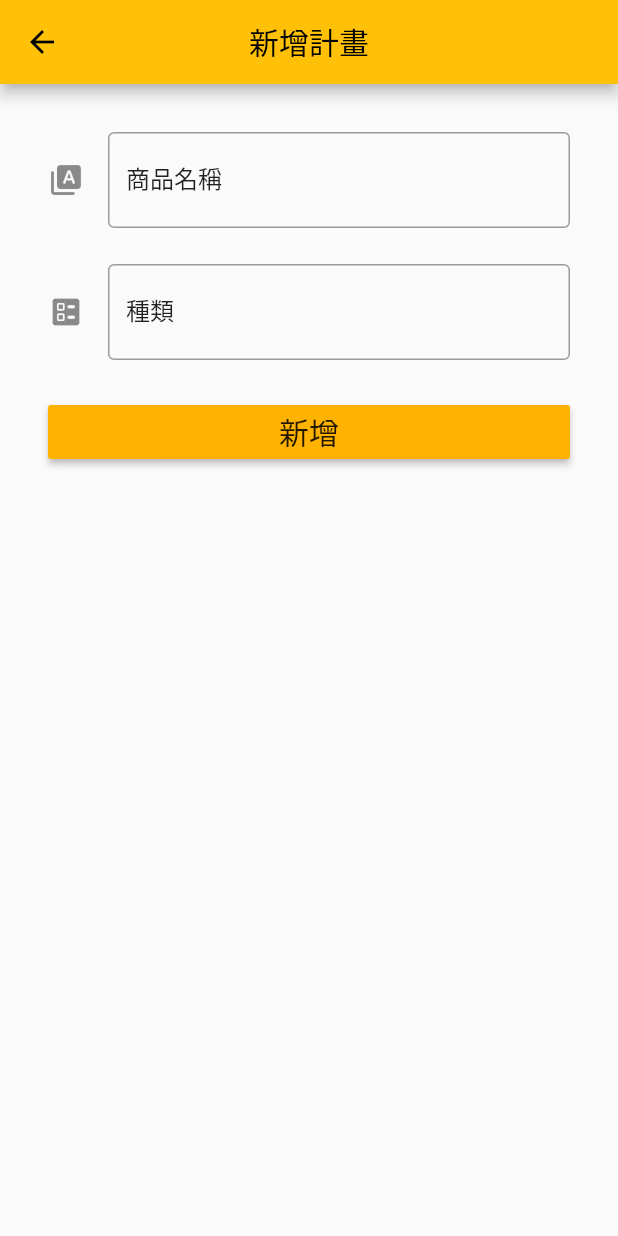
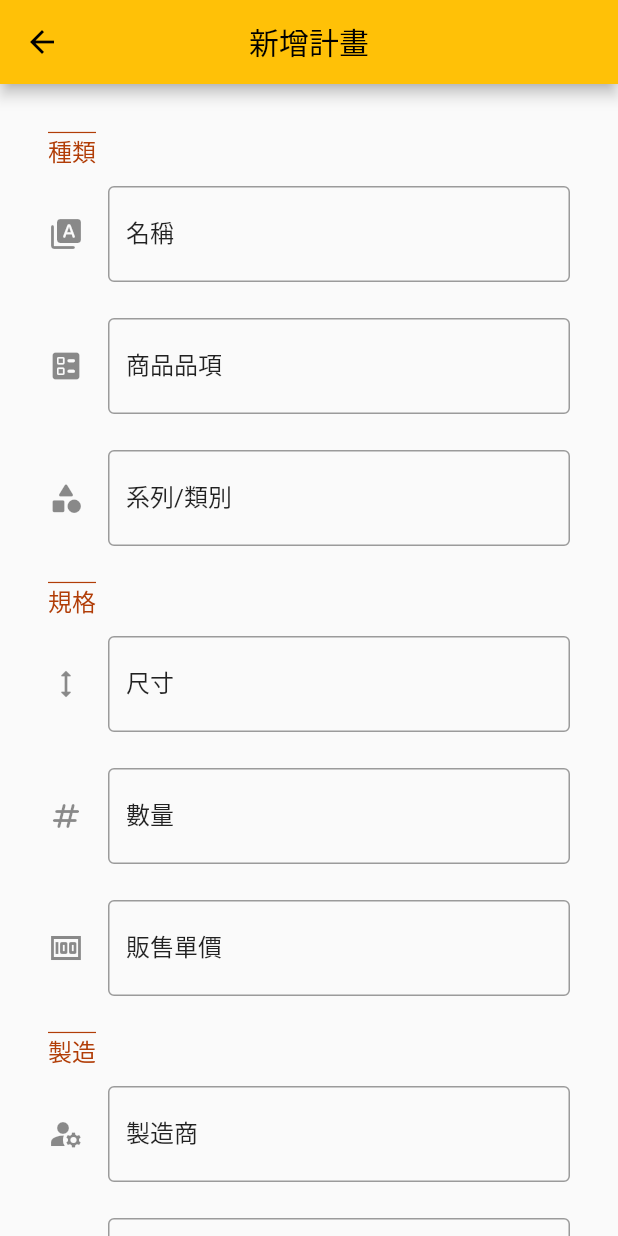
Before and after one commit to RavenCheng1120/flutter-App-Warehouse, a Flutter app: the AddPlan screen opened directly, on a phone screen of 412 x 824 dp. Run offline on Flutter 3.47's test engine with Material 2 defaults, Android fonts, the phone set to English and light mode, and no system bars; our stand-ins replace sqflite; accounts and stored records are empty.

Commit message:
complete add plan to sqflite, ready for display plan

```diff
--- a/lib/pages/add_plan.dart
+++ b/lib/pages/add_plan.dart
@@ -1,4 +1,5 @@
 import 'package:flutter/material.dart';
+import 'package:flutter/services.dart';
 
 import '../db/warehouse_database.dart';
 import '../model/plan_model.dart';
@@ -12,19 +13,25 @@ class AddPlan extends StatefulWidget {
 
 class _AddPlanState extends State<AddPlan> {
   TextEditingController productNameControl = TextEditingController();
-  String productTypeInput = "預設";
+  TextEditingController productTypeControl = TextEditingController();
+  TextEditingController categoryControl = TextEditingController();
+  TextEditingController sizeControl = TextEditingController();
+  TextEditingController numberControl = TextEditingController();
+  TextEditingController totalCostControl = TextEditingController();
+  TextEditingController pricingControl = TextEditingController();
+  TextEditingController manufacturerControl = TextEditingController();
   final _formKey = GlobalKey<FormState>();
 
   Future submitAddPlan() async {
     final note = PlanModel(
-      productType: "type",
-      category: "cate",
-      productName: "name",
-      size: "size",
-      number: 10,
-      totalCost: 100,
-      pricing: 50,
-      manufacturer: "manufac",
+      productType: productTypeControl.text,
+      category: categoryControl.text,
+      productName: productNameControl.text,
+      size: sizeControl.text,
+      number: int.parse(numberControl.text),
+      totalCost: int.parse(totalCostControl.text),
+      pricing: int.parse(pricingControl.text),
+      manufacturer: manufacturerControl.text,
       createDate: DateTime.now(),
     );
     await WarehouseDatabase.instance.createPlan(note);
@@ -44,9 +51,27 @@ class _AddPlanState extends State<AddPlan> {
           child: ListView(
             padding: const EdgeInsets.all(32),
             children: [
+              buildDisplayText('種類'),
+              const SizedBox(height: 12),
               inputProductName(),
               const SizedBox(height: 24),
               inputProductType(),
+              const SizedBox(height: 24),
+              inputCategory(),
+              const SizedBox(height: 24),
+              buildDisplayText('規格'),
+              const SizedBox(height: 12),
+              inputSize(),
+              const SizedBox(height: 24),
+              inputNumber(),
+              const SizedBox(height: 24),
+              inputPricing(),
+              const SizedBox(height: 24),
+              buildDisplayText('製造'),
+              const SizedBox(height: 12),
+              inputManufacturer(),
+              const SizedBox(height: 24),
+              inputTotalCost(),
               const SizedBox(height: 24),
               buildSubmit(),
             ],
@@ -59,7 +84,7 @@ class _AddPlanState extends State<AddPlan> {
   Widget inputProductName() => TextFormField(
         controller: productNameControl,
         decoration: const InputDecoration(
-          labelText: '商品名稱',
+          labelText: '名稱',
           hintText: '例：小動物貼紙組',
           icon: Icon(Icons.type_specimen_rounded),
           border: OutlineInputBorder(),
@@ -68,7 +93,7 @@ class _AddPlanState extends State<AddPlan> {
         textInputAction: TextInputAction.done,
         validator: (value) {
           if (value == null || value.isEmpty) {
-            return '請輸入文字';
+            return '請輸入名稱';
           } else {
             return null;
           }
@@ -76,24 +101,162 @@ class _AddPlanState extends State<AddPlan> {
       );
 
   Widget inputProductType() => TextFormField(
+        controller: productTypeControl,
         decoration: const InputDecoration(
-          labelText: '種類',
+          labelText: '商品品項',
           hintText: '例：刀模貼紙',
           icon: Icon(Icons.ballot_rounded),
           border: OutlineInputBorder(),
         ),
         keyboardType: TextInputType.text,
         textInputAction: TextInputAction.done,
-        onChanged: (value) => setState(
-          () => productTypeInput = value,
+        validator: (value) {
+          if (value == null || value.isEmpty) {
+            return '請輸入品項';
+          } else {
+            return null;
+          }
+        },
+      );
+
+  Widget inputCategory() => TextFormField(
+        controller: categoryControl,
+        decoration: const InputDecoration(
+          labelText: '系列/類別',
+          hintText: '例：森林動物系列',
+          icon: Icon(Icons.category_rounded),
+          border: OutlineInputBorder(),
+        ),
+        keyboardType: TextInputType.text,
+        textInputAction: TextInputAction.done,
+        validator: (value) {
+          if (value == null || value.isEmpty) {
+            return '請輸入系列';
+          } else {
+            return null;
+          }
+        },
+      );
+
+  Widget inputSize() => TextFormField(
+        controller: sizeControl,
+        decoration: const InputDecoration(
+          labelText: '尺寸',
+          hintText: '例：高 5cm X 寬 4cm',
+          icon: Icon(Icons.height_rounded),
+          border: OutlineInputBorder(),
+        ),
+        keyboardType: TextInputType.text,
+        textInputAction: TextInputAction.done,
+        validator: (value) {
+          if (value == null || value.isEmpty) {
+            return '請輸入規格';
+          } else {
+            return null;
+          }
+        },
+      );
+
+  Widget inputNumber() => TextFormField(
+        controller: numberControl,
+        decoration: const InputDecoration(
+          labelText: '數量',
+          hintText: '例：50',
+          icon: Icon(Icons.numbers_rounded),
+          border: OutlineInputBorder(),
+        ),
+        keyboardType: TextInputType.number,
+        textInputAction: TextInputAction.done,
+        inputFormatters: <TextInputFormatter>[
+          FilteringTextInputFormatter.digitsOnly
+        ],
+        validator: (value) {
+          if (value == null || value.isEmpty) {
+            return '請輸入數量';
+          } else {
+            return null;
+          }
+        },
+      );
+
+  Widget inputPricing() => TextFormField(
+        controller: pricingControl,
+        decoration: const InputDecoration(
+          labelText: '販售單價',
+          hintText: '例：30',
+          icon: Icon(Icons.money),
+          border: OutlineInputBorder(),
+        ),
+        keyboardType: TextInputType.number,
+        textInputAction: TextInputAction.done,
+        inputFormatters: <TextInputFormatter>[
+          // FilteringTextInputFormatter.allow(RegExp(r'^\d+\.?\d{0,2}')),
+          FilteringTextInputFormatter.digitsOnly,
+        ],
+        validator: (value) {
+          if (value == null || value.isEmpty) {
+            return '請輸入單價';
+          } else {
+            return null;
+          }
+        },
+      );
+
+  Widget inputManufacturer() => TextFormField(
+        controller: manufacturerControl,
+        decoration: const InputDecoration(
+          labelText: '製造商',
+          hintText: '例：XX影印店',
+          icon: Icon(Icons.manage_accounts_sharp),
+          border: OutlineInputBorder(),
+        ),
+        keyboardType: TextInputType.text,
+        textInputAction: TextInputAction.done,
+        validator: (value) {
+          if (value == null || value.isEmpty) {
+            return '請輸入製造商';
+          } else {
+            return null;
+          }
+        },
+      );
+
+  Widget inputTotalCost() => TextFormField(
+        controller: totalCostControl,
+        decoration: const InputDecoration(
+          labelText: '總成本',
+          hintText: '例：1000',
+          icon: Icon(Icons.attach_money_rounded),
+          border: OutlineInputBorder(),
+        ),
+        keyboardType: TextInputType.number,
+        textInputAction: TextInputAction.done,
+        inputFormatters: <TextInputFormatter>[
+          FilteringTextInputFormatter.digitsOnly
+        ],
+        validator: (value) {
+          if (value == null || value.isEmpty) {
+            return '請輸入總成本';
+          } else {
+            return null;
+          }
+        },
+      );
+
+  Widget buildDisplayText(String str) => Text(
+        str,
+        style: const TextStyle(
+          fontSize: 16,
+          decoration: TextDecoration.overline,
+          color: Color.fromARGB(255, 177, 61, 7),
         ),
       );
 
   Widget buildSubmit() => MaterialButton(
         onPressed: () {
-          // submitAddPlan();
           if (_formKey.currentState!.validate()) {
-            print(productNameControl.text);
+            submitAddPlan();
+            Navigator.pop(context);
           }
         },
         color: Colors.amber.shade600,
```
Also changed, not shown: lib/pages/display_plan.dart (added, +15 -0 lines), lib/pages/plan_page.dart (+14 -17 lines).
